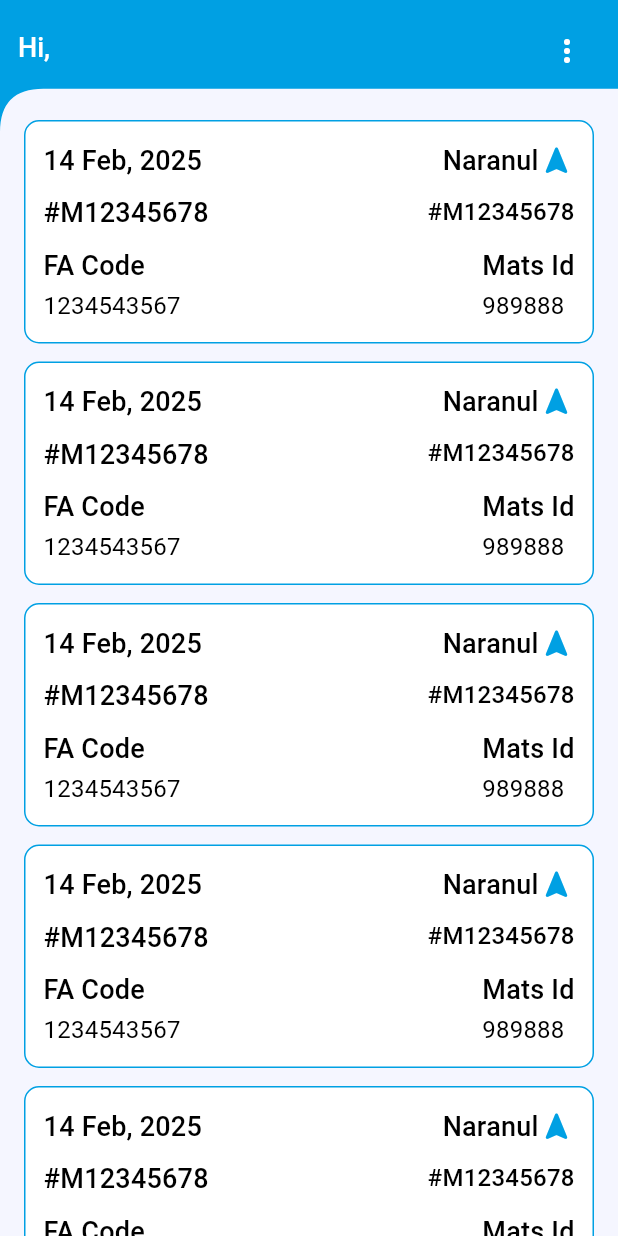
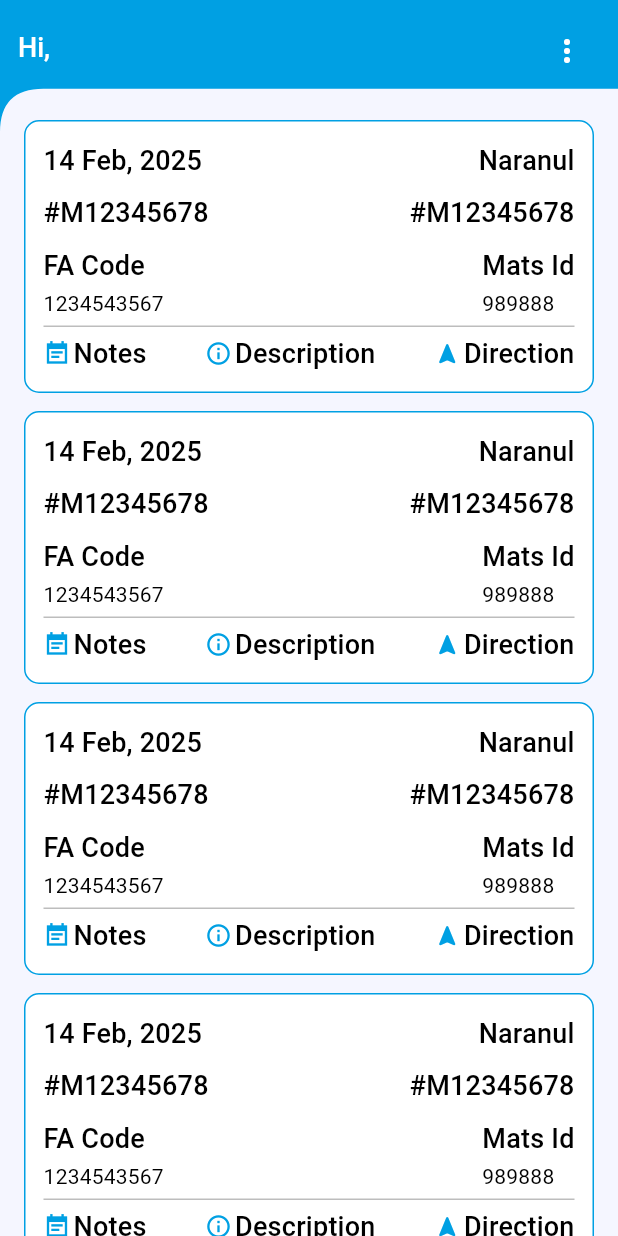
Before and after one commit to harishkokcha91/Sanyukt_flutter, a Flutter app: the DriverTicketListPage screen opened by its route, on a phone screen of 412 x 824 dp. Run offline on Flutter 3.47's test engine with Material 3 defaults, Android fonts, the phone set to English and light mode, and no system bars; our stand-ins replace connectivity_plus, dio, file_picker, flutter_screenutil, geolocator, get and 7 more; missing offline and left inert: google_geocoding; accounts and stored records are empty; Roboto replaces fonts that are missing (SfProDisplay).

Commit message:
ticket list

```diff
--- a/lib/Pages/DriverTicketListPage.dart
+++ b/lib/Pages/DriverTicketListPage.dart
@@ -90,7 +90,68 @@ class _DriverTicketListPageState extends State<DriverTicketListPage> {
     );
   }
 
+  void showBottomSheet({content}) {
+    showModalBottomSheet(
+        backgroundColor: Colors.white,
+        shape: const RoundedRectangleBorder(borderRadius: BorderRadius.only(
+          topLeft: Radius.circular(16),
+          topRight: Radius.circular(16),
+        )),
+        context: context,
+        isScrollControlled: true,
+        builder: (_){
+          return Column(
+            mainAxisSize: MainAxisSize.min,
+            crossAxisAlignment: CrossAxisAlignment.start,
+            children: [
+              CustomSpacers.height24,
+              Align(
+                alignment: Alignment.center,
+                child: Container(
+                  height: 4,
+                  width: 100,
+                  decoration: BoxDecoration(
+                      color: Colors.grey,
+                      borderRadius: BorderRadius.circular(2)
 
+                  ),
+                ),
+              ),
+              Padding(
+                padding: const EdgeInsets.only(left: 16, right: 16),
+                child: Row(
+                  mainAxisAlignment: MainAxisAlignment.end,
+                  children: [
+                    InkWell(
+                      onTap: (){
+                        Navigator.pop(context);
+                      },
+                      child: const Icon(
+                          Icons.clear,
+                        size: 24,
+                      )
+                    ),
+
+
+                  ],
+                ),
+              ),
+              Text(
+                 content,
+                style: Get.theme.textTheme.titleMedium!.copyWith(
+                    fontSize: 14,
+                    height:1.5,
+                    fontWeight: FontWeight.w400
+                ),
+              ),
+              CustomSpacers.height24,
+
+
+            ],
+          );
+
+        });
+  }
   @override
   Widget build(BuildContext context) {
     return ParentWidgetMobile(
@@ -134,8 +195,6 @@ class _DriverTicketListPageState extends State<DriverTicketListPage> {
                                         fontSize: 18
                                       ),
                                     ),
-                                    Row(
-                                      children: [
                                     Text(
                                       "Naranul",
                                       style: Get.theme.textTheme.titleMedium!.copyWith(
@@ -143,13 +202,7 @@ class _DriverTicketListPageState extends State<DriverTicketListPage> {
                                           fontSize: 18
                                       ),
                                     ),
-                                        const Icon(
-                                          Icons.navigation_rounded,
-                                          color: Constants.COLOR_PRIMARY,
-                                          size: 24,
-                                        )
-                                      ],
-                                    ),
+
                                   ],
                                 ),
                                 CustomSpacers.height8,
@@ -167,7 +220,7 @@ class _DriverTicketListPageState extends State<DriverTicketListPage> {
                                       "#M12345678",
                                       style: Get.theme.textTheme.titleMedium!.copyWith(
                                           fontWeight: FontWeight.w500,
-                                          fontSize: 16
+                                          fontSize: 18
                                       ),
                                     ),
                                   ],
@@ -192,7 +245,7 @@ class _DriverTicketListPageState extends State<DriverTicketListPage> {
                                           "1234543567",
                                           style: Get.theme.textTheme.titleMedium!.copyWith(
                                               fontWeight: FontWeight.w400,
-                                              fontSize: 16
+                                              fontSize: 14
                                           ),
                                         ),
                                       ],
@@ -213,13 +266,90 @@ class _DriverTicketListPageState extends State<DriverTicketListPage> {
                                           "989888",
                                           style: Get.theme.textTheme.titleMedium!.copyWith(
                                               fontWeight: FontWeight.w400,
-                                              fontSize: 16
+                                              fontSize: 14
                                           ),
                                         ),
                                       ],
                                     ),
                                   ],
                                 ),
+                                CustomSpacers.height4,
+                                Divider(
+                                  color: Colors.grey.shade400,
+                                  height: 1,
+                                  thickness: 1,
+                                ),
+                                CustomSpacers.height4,
+
+                                Row(
+                                  mainAxisAlignment: MainAxisAlignment.spaceBetween,
+                                  children: [
+                                    InkWell(
+                                      onTap: (){
+                                        showBottomSheet(content: "These are special Notes");
+                                      },
+                                      child: Row(
+                                        children: [
+                                          const Icon(
+                                            Icons.event_note_sharp,
+                                            color: Constants.COLOR_PRIMARY,
+                                            size: 18,
+                                          ),
+                                          hSpacer(2),
+                                          Text(
+                                            "Notes",
+                                            style: Get.theme.textTheme.titleMedium!.copyWith(
+                                                fontWeight: FontWeight.w500,
+                                                fontSize: 18
+                                            ),
+                                          ),
+                                        ],
+                                      ),
+                                    ),
+
+                                    InkWell(
+                                      onTap: (){
+                                        showBottomSheet(content: "Job Description");
+                                      },
+                                      child: Row(
+                                        children: [
+                                          const Icon(
+                                            Icons.info_outline,
+                                            color: Constants.COLOR_PRIMARY,
+                                            size: 18,
+                                          ),
+                                          hSpacer(2),
+                                          Text(
+                                            "Description",
+                                            style: Get.theme.textTheme.titleMedium!.copyWith(
+                                                fontWeight: FontWeight.w500,
+                                                fontSize: 18
+                                            ),
+                                          ),
+                                        ],
+                                      ),
+                                    ),
+
+                                    Row(
+                                      children: [
+                                        const Icon(
+                                          Icons.navigation_rounded,
+                                          color: Constants.COLOR_PRIMARY,
+                                          size: 18,
+                                        ),
+                                        hSpacer(2),
+                                        Text(
+                                          "Direction",
+                                          style: Get.theme.textTheme.titleMedium!.copyWith(
+                                              fontWeight: FontWeight.w500,
+                                              fontSize: 18
+                                          ),
+                                        ),
+                                      ],
+                                    ),
+                                  ],
+                                ),
+
 
 
 
```
Lines whose indentation alone changed are shown as unchanged.
